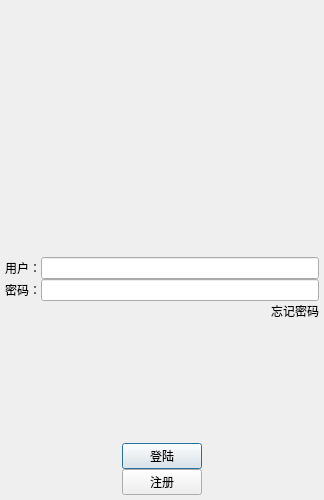
Qt form client/logindialog.ui (kakuyo1/wechat) before a commit.
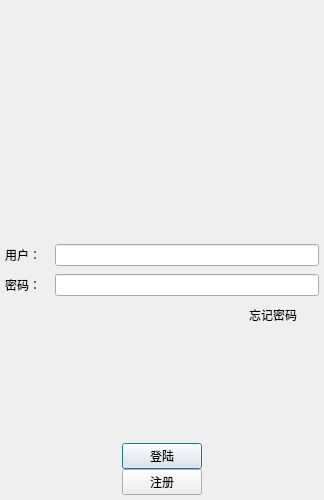
The same form after that commit. Icons and pictures are not drawn. Custom widgets are drawn as their Qt base class.

```diff
--- a/client/logindialog.ui
+++ b/client/logindialog.ui
@@ -107,6 +107,18 @@
       <layout class="QHBoxLayout" name="horizontalLayout_5">
        <item>
         <widget class="QLabel" name="user_label">
+         <property name="minimumSize">
+          <size>
+           <width>50</width>
+           <height>30</height>
+          </size>
+         </property>
+         <property name="maximumSize">
+          <size>
+           <width>50</width>
+           <height>30</height>
+          </size>
+         </property>
          <property name="text">
           <string>用户：</string>
          </property>
@@ -121,6 +133,18 @@
       <layout class="QHBoxLayout" name="horizontalLayout_4">
        <item>
         <widget class="QLabel" name="password_label">
+         <property name="minimumSize">
+          <size>
+           <width>50</width>
+           <height>30</height>
+          </size>
+         </property>
+         <property name="maximumSize">
+          <size>
+           <width>50</width>
+           <height>30</height>
+          </size>
+         </property>
          <property name="text">
           <string>密码：</string>
          </property>
@@ -147,7 +171,19 @@
         </spacer>
        </item>
        <item>
-        <widget class="QLabel" name="forget_label">
+        <widget class="ForgetLabel" name="forget_label">
+         <property name="minimumSize">
+          <size>
+           <width>70</width>
+           <height>30</height>
+          </size>
+         </property>
+         <property name="maximumSize">
+          <size>
+           <width>70</width>
+           <height>30</height>
+          </size>
+         </property>
          <property name="text">
           <string>忘记密码</string>
          </property>
@@ -246,6 +282,13 @@
    </item>
   </layout>
  </widget>
+ <customwidgets>
+  <customwidget>
+   <class>ForgetLabel</class>
+   <extends>QLabel</extends>
+   <header>forgetlabel.h</header>
+  </customwidget>
+ </customwidgets>
  <resources>
   <include location="rsc.qrc"/>
  </resources>
```
